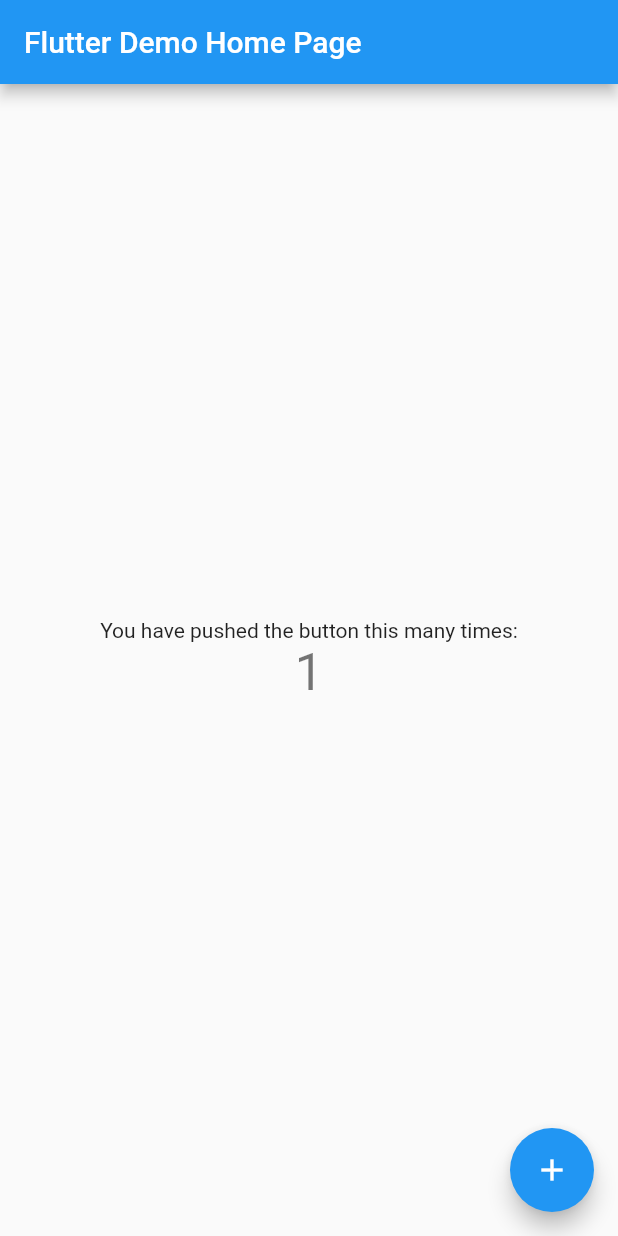
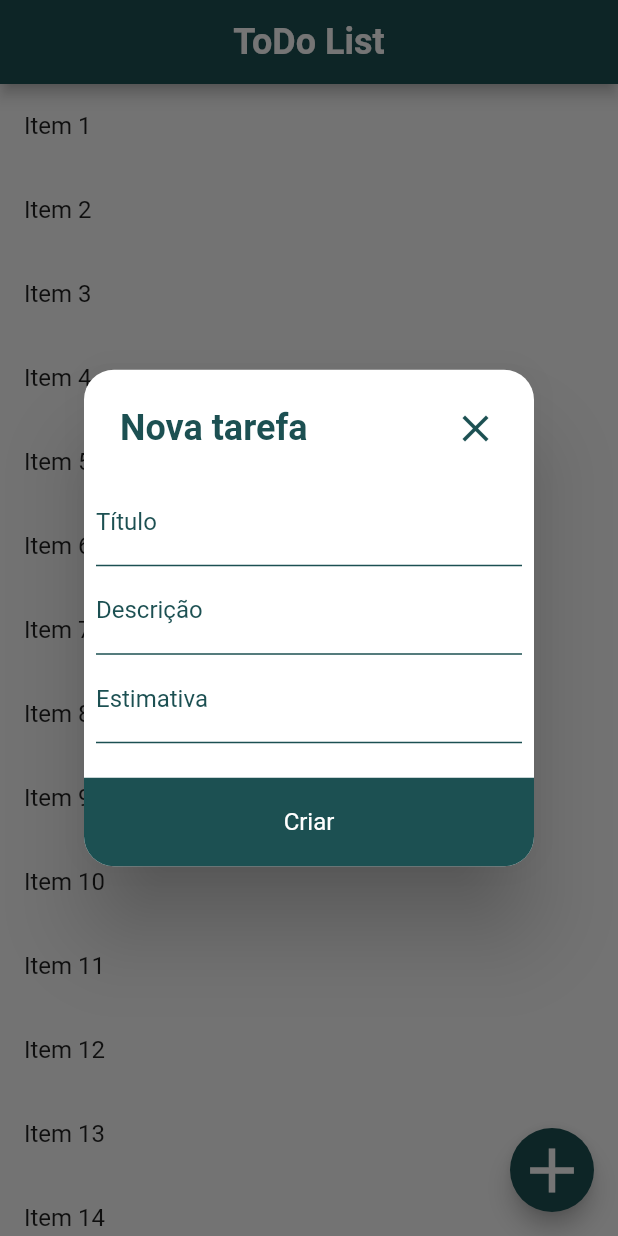
Before and after one commit to Bilson15/todo_list, a Flutter app: the screen it shows after launch, after a tap on the "add" icon, on a phone screen of 412 x 824 dp. Run offline on Flutter 3.47's test engine with Material 2 defaults, Android fonts, the phone set to English and light mode, and no system bars; our stand-ins replace get.

Commit message:
feat: home page

```diff
--- /dev/null
+++ b/lib/app/ui/home/controller/home_controller.dart
@@ -0,0 +1,7 @@
+import 'package:get/get.dart';
+
+class HomePageController extends GetxController {
+  final RxList items = RxList<String>.generate(20, (i) => 'Item ${i + 1}');
+
+  HomePageController();
+}
--- /dev/null
+++ b/lib/app/ui/home/view/home_page.dart
@@ -0,0 +1,149 @@
+import 'package:flutter/material.dart';
+import 'package:get/get.dart';
+import 'package:todo_list/app/ui/home/controller/home_controller.dart';
+import 'package:todo_list/theme/app_theme.dart';
+
+class HomePage extends StatelessWidget {
+  const HomePage({super.key});
+
+  @override
+  Widget build(BuildContext context) {
+    final controller = Get.put(HomePageController());
+    return Scaffold(
+      floatingActionButton: FloatingActionButton(
+        onPressed: () {
+          openAlertBox();
+        },
+        backgroundColor: accentColor,
+        child: const Icon(Icons.add, size: 50),
+      ),
+      appBar: AppBar(
+          title: const Text(
+            'ToDo List',
+            style: TextStyle(fontWeight: FontWeight.bold, fontSize: 24),
+          ),
+          centerTitle: true,
+          backgroundColor: accentColor),
+      body: Obx(
+        () => ListView.builder(
+          itemCount: controller.items.length,
+          itemBuilder: (context, index) {
+            final item = controller.items[index];
+            return Dismissible(
+              key: Key(item),
+              onDismissed: (direction) {
+                controller.items.removeAt(index);
+
+                ScaffoldMessenger.of(context).showSnackBar(SnackBar(content: Text('$item dismissed')));
+              },
+              background: Container(
+                color: accentColor,
+                child: const Align(
+                  alignment: Alignment(-0.9, 0.0),
+                  child: Icon(
+                    Icons.delete,
+                    color: Colors.white,
+                  ),
+                ),
+              ),
+              direction: DismissDirection.startToEnd,
+              child: ListTile(
+                title: Text(item),
+              ),
+            );
+          },
+        ),
+      ),
+    );
+  }
+
+  openAlertBox() {
+    return Get.dialog(
+      AlertDialog(
+        shape: RoundedRectangleBorder(borderRadius: BorderRadius.all(Radius.circular(20.0))),
+        contentPadding: const EdgeInsets.only(top: 10.0),
+        title: Row(
+          mainAxisAlignment: MainAxisAlignment.spaceBetween,
+          children: [
+            Text(
+              'Nova tarefa',
+              style: TextStyle(
+                fontWeight: FontWeight.bold,
+                fontSize: 24,
+                color: accentColor,
+              ),
+            ),
+            GestureDetector(
+              onTap: () => Get.back(),
+              child: Icon(
+                Icons.close,
+                color: accentColor,
+                size: 30,
+              ),
+            ),
+          ],
+        ),
+        content: Container(
+          width: 300.0,
+          child: Column(
+            mainAxisAlignment: MainAxisAlignment.start,
+            crossAxisAlignment: CrossAxisAlignment.stretch,
+            mainAxisSize: MainAxisSize.min,
+            children: <Widget>[
+              Padding(
+                padding: const EdgeInsets.all(8.0),
+                child: Form(
+                  child: Column(
+                    children: [
+                      TextFormField(
+                        cursorColor: accentColor,
+                        decoration: const InputDecoration(
+                          labelText: 'Título',
+                        ),
+                      ),
+                      TextFormField(
+                        cursorColor: accentColor,
+                        decoration: const InputDecoration(
+                          labelText: 'Descrição',
+                        ),
+                      ),
+                      TextFormField(
+                        cursorColor: accentColor,
+                        decoration: const InputDecoration(
+                          labelText: 'Estimativa',
+                        ),
+                      ),
+                    ],
+                  ),
+                ),
+              ),
+              const SizedBox(
+                height: 15,
+              ),
+              InkWell(
+                child: GestureDetector(
+                  onTap: () {
+                    print('Criou');
+                  },
+                  child: Container(
+                    padding: const EdgeInsets.only(top: 20.0, bottom: 20.0),
+                    decoration: BoxDecoration(
+                      color: accentColor,
+                      borderRadius:
+                          const BorderRadius.only(bottomLeft: Radius.circular(20.0), bottomRight: Radius.circular(20.0)),
+                    ),
+                    child: Text(
+                      "Criar",
+                      style: TextStyle(color: Colors.white),
+                      textAlign: TextAlign.center,
+                    ),
+                  ),
+                ),
+              ),
+            ],
+          ),
+        ),
+      ),
+    );
+  }
+}
--- a/lib/main.dart
+++ b/lib/main.dart
@@ -1,115 +1,16 @@
 import 'package:flutter/material.dart';
+import 'package:get/get.dart';
+import 'package:todo_list/routes/app_routes.dart';
+import 'package:todo_list/theme/app_theme.dart';
 
 void main() {
-  runApp(const MyApp());
+  runApp(
+    GetMaterialApp(
+      title: 'ToDo List',
+      debugShowCheckedModeBanner: false,
+      initialRoute: '/',
+      getPages: AppRoutes.routes,
+      theme: appTheme,
+    ),
+  );
 }
-
-class MyApp extends StatelessWidget {
-  const MyApp({super.key});
-
-  // This widget is the root of your application.
-  @override
-  Widget build(BuildContext context) {
-    return MaterialApp(
-      title: 'Flutter Demo',
-      theme: ThemeData(
-        // This is the theme of your application.
-        //
-        // Try running your application with "flutter run". You'll see the
-        // application has a blue toolbar. Then, without quitting the app, try
-        // changing the primarySwatch below to Colors.green and then invoke
-        // "hot reload" (press "r" in the console where you ran "flutter run",
-        // or simply save your changes to "hot reload" in a Flutter IDE).
-        // Notice that the counter didn't reset back to zero; the application
-        // is not restarted.
-        primarySwatch: Colors.blue,
-      ),
-      home: const MyHomePage(title: 'Flutter Demo Home Page'),
-    );
-  }
-}
-
-class MyHomePage extends StatefulWidget {
-  const MyHomePage({super.key, required this.title});
-
-  // This widget is the home page of your application. It is stateful, meaning
-  // that it has a State object (defined below) that contains fields that affect
-  // how it looks.
-
-  // This class is the configuration for the state. It holds the values (in this
-  // case the title) provided by the parent (in this case the App widget) and
-  // used by the build method of the State. Fields in a Widget subclass are
-  // always marked "final".
-
-  final String title;
-
-  @override
-  State<MyHomePage> createState() => _MyHomePageState();
-}
-
-class _MyHomePageState extends State<MyHomePage> {
-  int _counter = 0;
-
-  void _incrementCounter() {
-    setState(() {
-      // This call to setState tells the Flutter framework that something has
-      // changed in this State, which causes it to rerun the build method below
-      // so that the display can reflect the updated values. If we changed
-      // _counter without calling setState(), then the build method would not be
-      // called again, and so nothing would appear to happen.
-      _counter++;
-    });
-  }
-
-  @override
-  Widget build(BuildContext context) {
-    // This method is rerun every time setState is called, for instance as done
-    // by the _incrementCounter method above.
-    //
-    // The Flutter framework has been optimized to make rerunning build methods
-    // fast, so that you can just rebuild anything that needs updating rather
-    // than having to individually change instances of widgets.
-    return Scaffold(
-      appBar: AppBar(
-        // Here we take the value from the MyHomePage object that was created by
-        // the App.build method, and use it to set our appbar title.
-        title: Text(widget.title),
-      ),
-      body: Center(
-        // Center is a layout widget. It takes a single child and positions it
-        // in the middle of the parent.
-        child: Column(
-          // Column is also a layout widget. It takes a list of children and
-          // arranges them vertically. By default, it sizes itself to fit its
-          // children horizontally, and tries to be as tall as its parent.
-          //
-          // Invoke "debug painting" (press "p" in the console, choose the
-          // "Toggle Debug Paint" action from the Flutter Inspector in Android
-          // Studio, or the "Toggle Debug Paint" command in Visual Studio Code)
-          // to see the wireframe for each widget.
-          //
-          // Column has various properties to control how it sizes itself and
-          // how it positions its children. Here we use mainAxisAlignment to
-          // center the children vertically; the main axis here is the vertical
-          // axis because Columns are vertical (the cross axis would be
-          // horizontal).
-          mainAxisAlignment: MainAxisAlignment.center,
-          children: <Widget>[
-            const Text(
-              'You have pushed the button this many times:',
-            ),
-            Text(
-              '$_counter',
-              style: Theme.of(context).textTheme.headline4,
-            ),
-          ],
-        ),
-      ),
-      floatingActionButton: FloatingActionButton(
-        onPressed: _incrementCounter,
-        tooltip: 'Increment',
-        child: const Icon(Icons.add),
-      ), // This trailing comma makes auto-formatting nicer for build methods.
-    );
-  }
-}
```
Also changed, not shown: lib/app/components/button_component.dart (added, +36 -0 lines), lib/routes/app_routes.dart (added, +11 -0 lines), lib/theme/app_theme.dart (added, +23 -0 lines), pubspec.yaml (+2 -69 lines), pubspec.lock, 1 other file.
